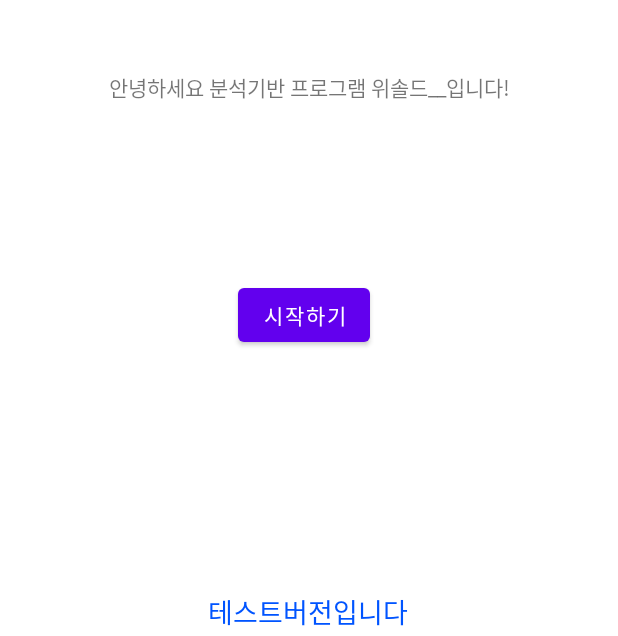
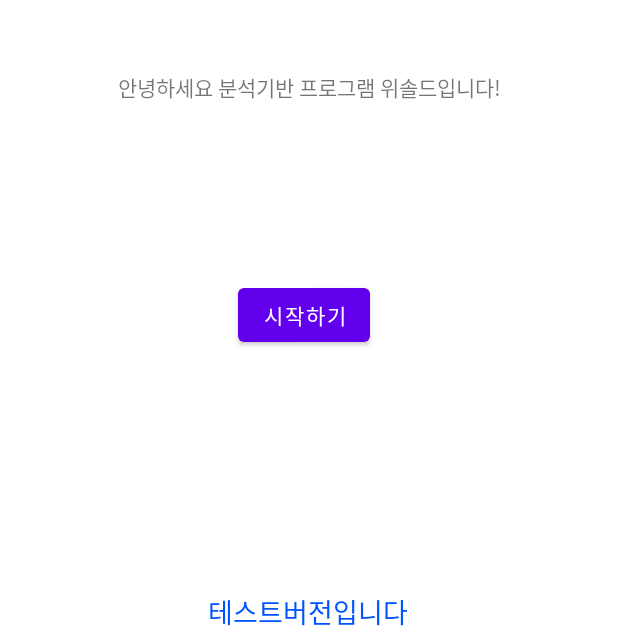
Before and after one commit to hjss705/WeSold, an Android app: the screen it shows after launch (MainActivity), on a phone screen of 412 x 824 dp, the part 600-1236 px from its top. Run offline under Robolectric (Android 15) with nearby library versions, the phone set to English and light mode, and no system bars.

Commit message:
2021-12-21 commit!

```diff
--- a/app/src/main/res/layout/activity_main.xml
+++ b/app/src/main/res/layout/activity_main.xml
@@ -10,7 +10,7 @@
         android:id="@+id/textView2"
         android:layout_width="wrap_content"
         android:layout_height="wrap_content"
-        android:text="안녕하세요 분석기반 프로그램 위솔드__입니다!"
+        android:text="안녕하세요 분석기반 프로그램 위솔드입니다!"
         app:layout_constraintBottom_toBottomOf="parent"
         app:layout_constraintLeft_toLeftOf="parent"
         app:layout_constraintRight_toRightOf="parent"
```
